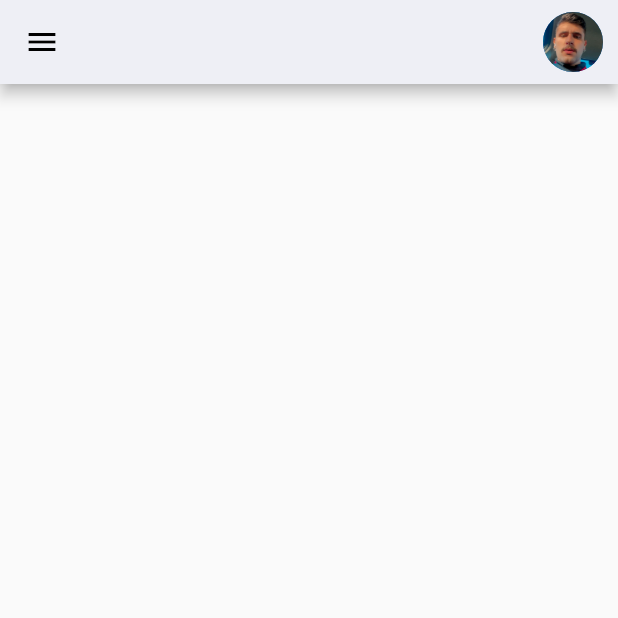
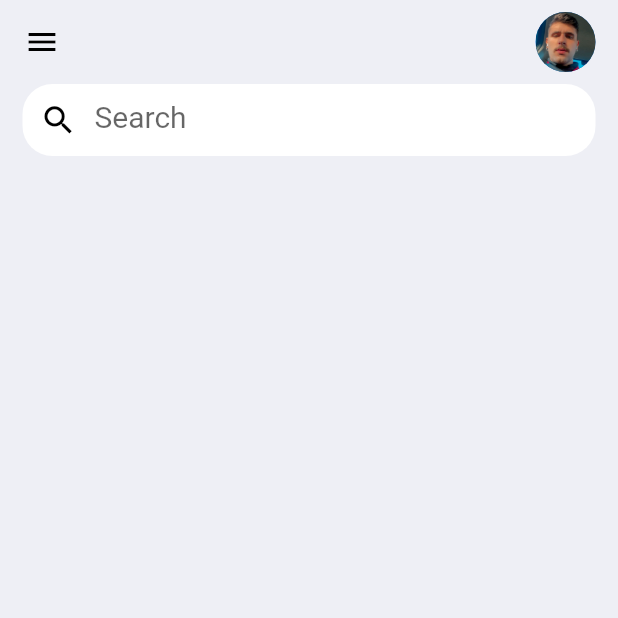
Before and after one commit to aalexsd/To-Do-List, a Flutter app: the screen it shows after launch, on a phone screen of 412 x 824 dp, the top half of it. Run offline on Flutter 3.47's test engine with Material 2 defaults, Android fonts, the phone set to English and light mode, and no system bars.

Commit message:
Creating search box

```diff
--- a/lib/home_screen/home_screen.dart
+++ b/lib/home_screen/home_screen.dart
@@ -1,4 +1,5 @@
 import 'package:flutter/material.dart';
+import 'package:to_do_app/widgets/search_box.dart';
 
 class HomeScreen extends StatelessWidget {
   const HomeScreen({Key? key}) : super(key: key);
@@ -6,12 +7,28 @@ class HomeScreen extends StatelessWidget {
   @override
   Widget build(BuildContext context) {
     return Scaffold(
-      appBar: AppBar(
+      backgroundColor: const Color(0xFFEEEFF5),
+      appBar: _buildAppBar(),
+      body: Container(
+        padding: const EdgeInsets.symmetric(horizontal: 15),
+        child: Column(
+          children: [
+            searchBox(),
+          ],
+        ),
+      ),
+    );
+  }
+}
+
+AppBar _buildAppBar() {
+  return AppBar(
+    elevation: 0,
     backgroundColor: const Color(0xFFEEEFF5),
     leading: const Icon(Icons.menu),
     actions: const [
       Padding(
-            padding: EdgeInsets.only(right: 10.0),
+        padding: EdgeInsets.only(right: 15.0),
         child: CircleAvatar(
           backgroundImage: AssetImage('assets/images/avatar.jpeg'),
         ),
@@ -20,7 +37,5 @@ class HomeScreen extends StatelessWidget {
     iconTheme: const IconThemeData(
       color: Colors.black,
     ),
-      ),
   );
 }
-}
--- /dev/null
+++ b/lib/widgets/search_box.dart
@@ -0,0 +1,23 @@
+import 'package:flutter/material.dart';
+
+Widget searchBox(){
+  return Container(
+    decoration: BoxDecoration(
+      color: Colors.white,
+      borderRadius: BorderRadius.circular(20),
+    ),
+    child: const TextField(
+      decoration: InputDecoration(
+          contentPadding: EdgeInsets.only(top: 10),
+          prefixIcon: Icon(Icons.search,
+            color: Colors.black,
+            size: 25,),
+          border: InputBorder.none,
+          hintText: 'Search'
+      ),
+      style: TextStyle(
+          fontSize: 20
+      ),
+    ),
+  );
+}
```
Lines whose indentation alone changed are shown as unchanged.
